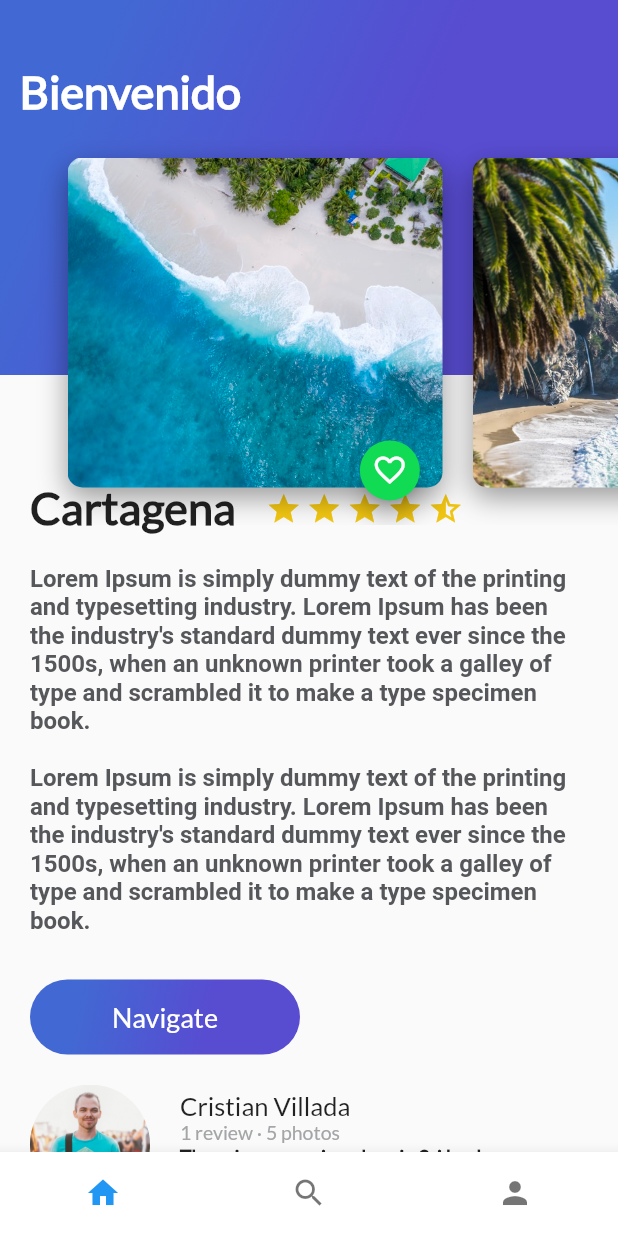
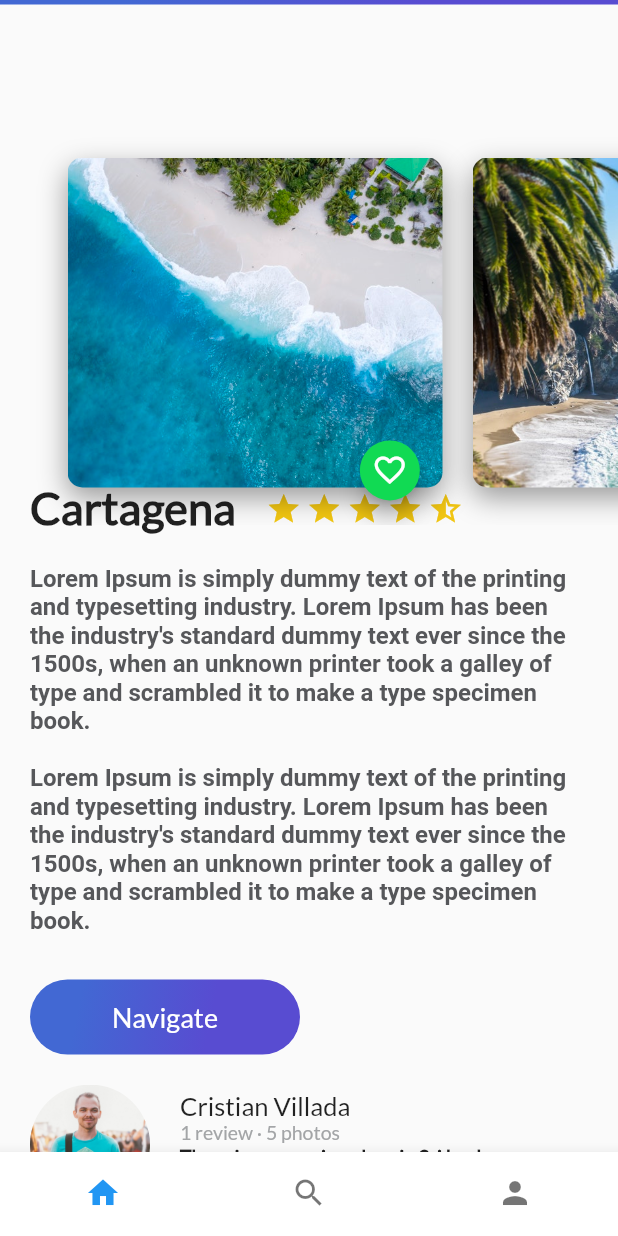
Before and after one commit to cristianmilo07/-flutter_avanzado_app, a Flutter app: the screen it shows after launch, on a phone screen of 412 x 824 dp. Run offline on Flutter 3.47's test engine with Material 2 defaults, Android fonts, the phone set to English and light mode, and no system bars; missing offline and left inert: generic_bloc_provider.

```diff
--- a/lib/Place/ui/screens/header_appbar.dart
+++ b/lib/Place/ui/screens/header_appbar.dart
@@ -8,7 +8,7 @@ class HeaderAppBar extends StatelessWidget {
     // TODO: implement build
     return Stack(
       children: <Widget>[
-        GradientBack("Bienvenido"),
+        GradientBack("Bienvenido", 3),
         CardImageList()
       ],
     );
--- a/lib/widgets/gradient_back.dart
+++ b/lib/widgets/gradient_back.dart
@@ -2,16 +2,16 @@ import 'package:flutter/material.dart';
 
 class GradientBack extends StatelessWidget {
 
+  String title = "Popular";
+  double height = 0.0;
 
-  String title = "Popular";
-
-  GradientBack(this.title);
+  GradientBack(this.title, this.height);
 
   @override
   Widget build(BuildContext context) {
     // TODO: implement build
     return Container(
-      height: 250.0,
+      height: height,
       decoration: BoxDecoration(
           gradient: LinearGradient(
               colors: [
```
Also changed, not shown: lib/User/ui/screens/sign_in_screen.dart (added, +48 -0 lines).
